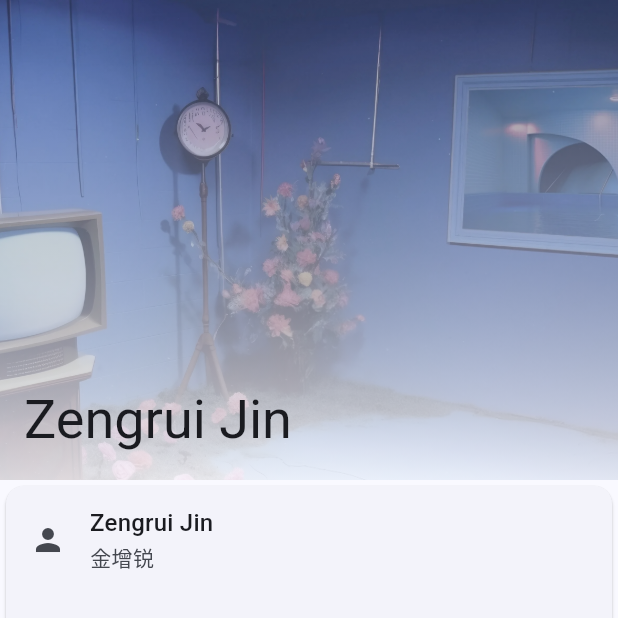
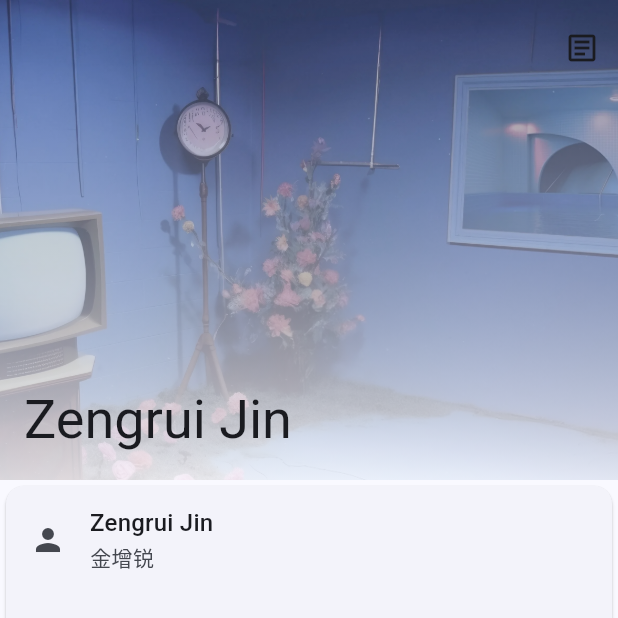
Before and after one commit to JinZr/flutter_io_page, a Flutter app: the screen it shows after launch, after a tap on an icon or button, on a phone screen of 412 x 824 dp, the top half of it. Run offline on Flutter 3.47's test engine with Material 3 defaults, Android fonts, the phone set to English and light mode, and no system bars; network calls fail; Roboto replaces fonts that are missing (Roboto Serif).

Commit message:
Update Flutter web build and refactor home components
Regenerated build/web artifacts for main.dart, including .js, .map, and .wasm files. Refactored lib/home.dart and lib/home_components/selected_pub_card.dart with various symbol and enum renames, minor logic changes, and improved code consistency to match latest Flutter and Dart conventions.

```diff
--- a/lib/home.dart
+++ b/lib/home.dart
@@ -34,6 +34,10 @@ class _MyHomePageState extends State<MyHomePage> {
         contrib.loadLibrary,
         polaroid.loadLibrary,
       ];
+
+  void _showLicenses(BuildContext context) {
+    showLicensePage(context: context, applicationName: widget.titleEn);
+  }
 
   @override
   void initState() {
@@ -80,6 +84,13 @@ class _MyHomePageState extends State<MyHomePage> {
                   surfaceTintColor: Theme.of(context).colorScheme.surfaceTint,
                   shadowColor: Theme.of(context).colorScheme.shadow,
                   scrolledUnderElevation: 4.0,
+                  actions: [
+                    IconButton(
+                      icon: const Icon(Icons.article_outlined),
+                      tooltip: 'Open source licenses',
+                      onPressed: () => _showLicenses(context),
+                    ),
+                  ],
                   shape: const RoundedRectangleBorder(
                     borderRadius: BorderRadius.vertical(
                       bottom: Radius.circular(28.0),
@@ -161,6 +172,15 @@ class _MyHomePageState extends State<MyHomePage> {
                 ),
                 index: 4,
               ),
+              Padding(
+                padding: const EdgeInsets.symmetric(vertical: 24.0),
+                child: Center(
+                  child: Text(
+                    'This site is proudly powered by Flutter and composed by Zengrui Jin.',
+                    style: Theme.of(context).textTheme.bodySmall,
+                  ),
+                ),
+              ),
             ],
           ),
         ),
--- a/lib/home_components/selected_pub_card.dart
+++ b/lib/home_components/selected_pub_card.dart
@@ -150,6 +150,22 @@ class _SelectedPubCardState extends State<SelectedPubCard>
         crossAxisAlignment: CrossAxisAlignment.stretch,
         mainAxisSize: MainAxisSize.min,
         children: [
+          if (themes.isNotEmpty)
+            Padding(
+              padding: const EdgeInsets.fromLTRB(16, 12, 16, 8),
+              child: Wrap(
+                spacing: 8,
+                runSpacing: 8,
+                children: [
+                  for (final theme in themes)
+                    FilterChip(
+                      label: Text(theme),
+                      selected: theme == selectedTheme,
+                      onSelected: (_) => _onThemeChipTapped(theme),
+                    ),
+                ],
+              ),
+            ),
           AnimatedSwitcher(
             duration: const Duration(milliseconds: 300),
             transitionBuilder: (child, animation) {
@@ -171,23 +187,6 @@ class _SelectedPubCardState extends State<SelectedPubCard>
               child: _buildListForTheme(filteredItems),
             ),
           ),
-          if (themes.isNotEmpty)
-            Padding(
-              padding: const EdgeInsets.fromLTRB(16, 12, 16, 16),
-              child: Wrap(
-                spacing: 8,
-                runSpacing: 8,
-                alignment: WrapAlignment.end,
-                children: [
-                  for (final theme in themes)
-                    FilterChip(
-                      label: Text(theme),
-                      selected: theme == selectedTheme,
-                      onSelected: (_) => _onThemeChipTapped(theme),
-                    ),
-                ],
-              ),
-            ),
         ],
       );
       key = const ValueKey('content');
```
Also changed, not shown: 20 other files.
